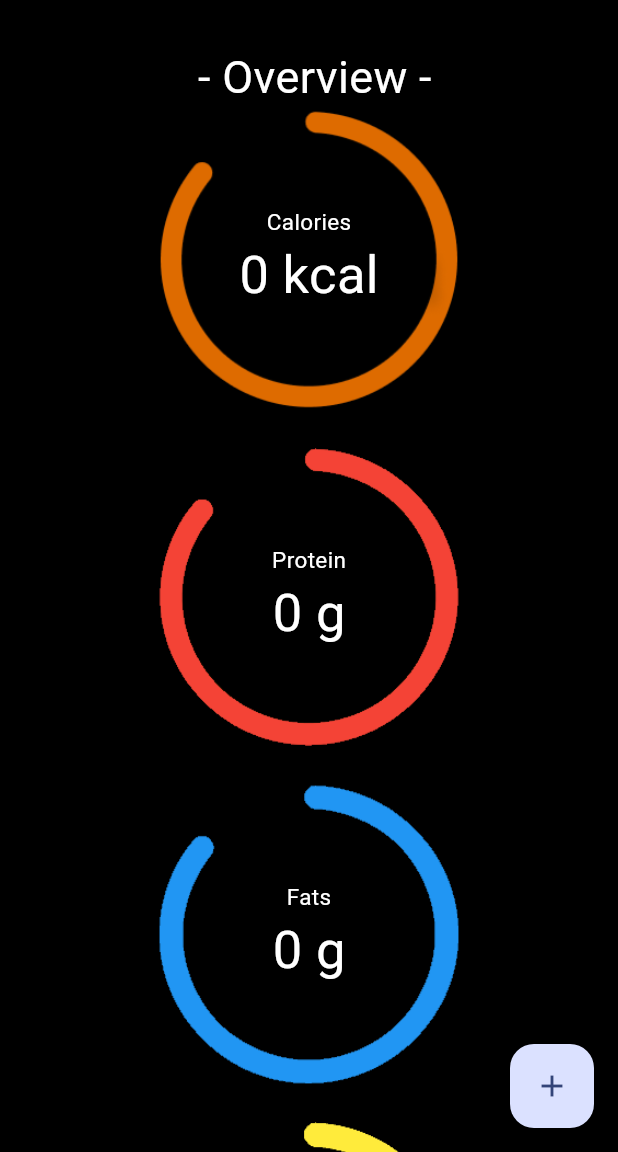
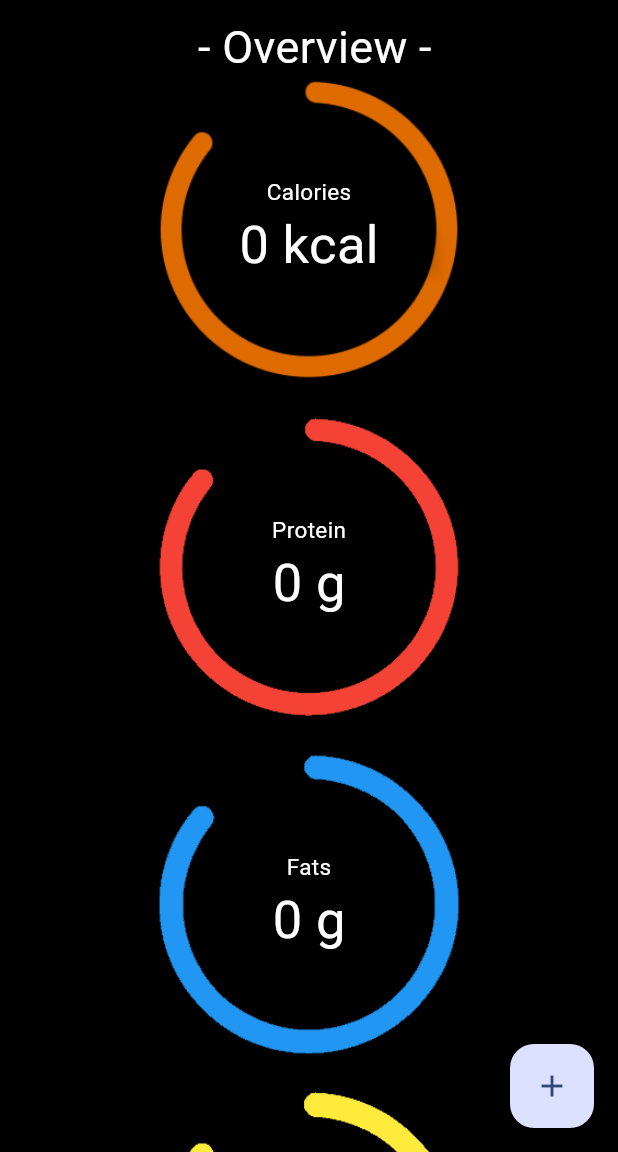
Before and after one commit to bnguye11/CalCount, a Flutter app: the screen it shows after launch, on a phone screen of 412 x 824 dp, the part 84-1236 px from its top. Run offline on Flutter 3.47's test engine with Material 3 defaults, Android fonts, the phone set to English and light mode, and no system bars; drawn by our look-alikes of sliding_up_panel; our stand-ins replace sqflite; missing offline and left inert: dart:ffi; accounts and stored records are empty.

Commit message:
Update main.dart

```diff
--- a/lib/main.dart
+++ b/lib/main.dart
@@ -189,7 +189,7 @@
       body: SlidingUpPanel(
         body: ListView(
           shrinkWrap: true,
-          padding: EdgeInsets.fromLTRB(0, 30, 0, 100),
+          padding: EdgeInsets.fromLTRB(0, 10, 0, 100),
           children: [
             Column(
               mainAxisAlignment: MainAxisAlignment.spaceEvenly,
```
